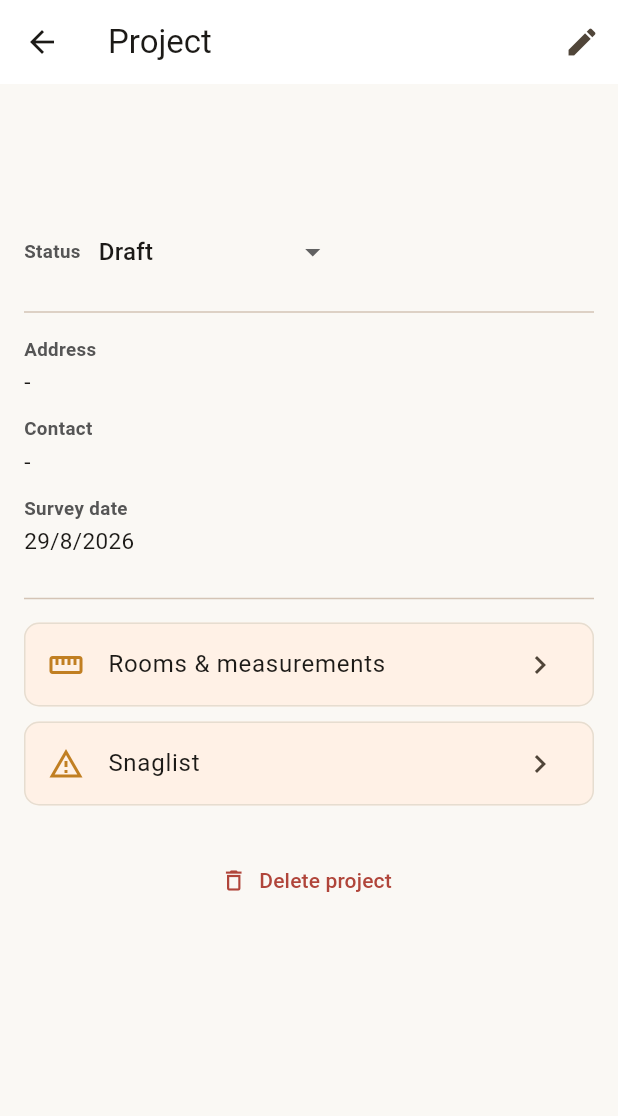
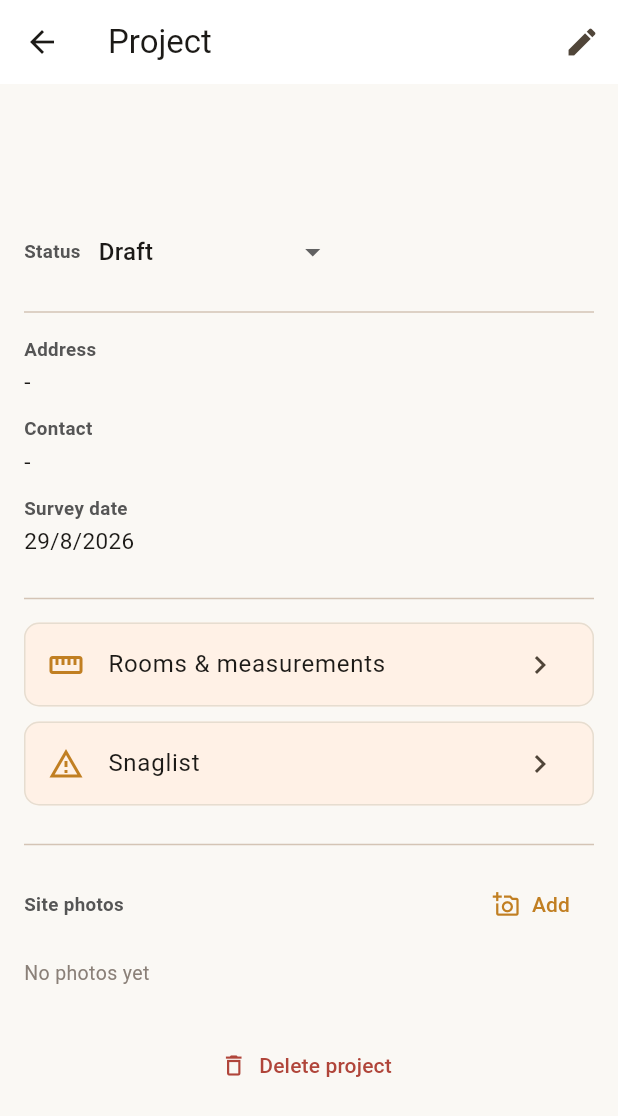
Before and after one commit to dublinproptech/floor-measure-mvp-1, a Flutter app: the ProjectDetailScreen screen opened directly with empty values, on a phone screen of 412 x 824 dp. Shown: the top 1116 px of the screen. Run offline on Flutter 3.47's test engine with Material 3 defaults, Android fonts, the phone set to English and light mode, and no system bars; our stand-ins replace cloud_firestore, equatable, firebase_auth, firebase_core, flutter_riverpod, go_router and 1 more; accounts and stored records are empty.

Commit message:
Photo capture stored in Firestore
- AttachmentModel holds compressed base64 JPEG in its own document
- FirestoreAttachmentRepository with size guard under the 1MB doc limit
- AttachmentController compresses via image_picker before upload
- Reusable AttachmentsSection (project/room/snag scoped), memory-decoded thumbnails
- Site photos section on project detail

```diff
--- /dev/null
+++ b/lib/features/files/data/attachment_model.dart
@@ -0,0 +1,47 @@
+import 'package:cloud_firestore/cloud_firestore.dart';
+import 'package:equatable/equatable.dart';
+
+enum AttachmentType { roomPhoto, snagPhotoBefore, snagPhotoAfter, siteDoc }
+
+AttachmentType attachmentTypeFromString(String v) =>
+    AttachmentType.values.firstWhere(
+        (e) => e.name.toLowerCase() == v.toLowerCase(),
+        orElse: () => AttachmentType.siteDoc,
+    );
+
+class AttachmentModel {
+  final String id;
+  final String projectId;
+  final String? roomId;
+  final String? snagId;
+  final AttachmentType type;
+  final String imageBase64;
+  final DateTime createdAt;
+
+  const AttachmentModel({
+    required this.id,
+    required this.projectId,
+    required this.roomId,
+    required this.snagId,
+    required this.type,
+    required this.imageBase64,
+    required this.createdAt
+  });
+
+  factory AttachmentModel.fromMap(String id, Map<String, dynamic> map) =>
+      AttachmentModel(id: id, projectId: map['projectId'] ?? '', roomId: map['roomId'], snagId: map['snagId'], type: attachmentTypeFromString(map['type'] ?? 'siteDoc'), imageBase64: map['imageBase64'] ?? '', createdAt: (map['createdAt'] as Timestamp?)?.toDate() ?? DateTime.now());
+
+  Map<String, dynamic> toMap() => {
+    'projectId': projectId,
+    if (roomId != null) 'roomId': roomId,
+    if (snagId != null) 'snagId': snagId,
+    'type': type.name,
+    'imageBase64': imageBase64,
+    'createdAt': Timestamp.fromDate(createdAt),
+  };
+
+  @override
+  List<Object?> get props =>
+      [id, projectId, roomId, snagId, type, imageBase64, createdAt];
+
+}
--- /dev/null
+++ b/lib/features/files/presentation/attachments_section.dart
@@ -0,0 +1,199 @@
+import 'package:flutter/material.dart';
+import 'package:flutter_riverpod/flutter_riverpod.dart';
+import 'package:image_picker/image_picker.dart';
+
+import '../../../core/theme.dart';
+import '../data/attachment_model.dart';
+import '../application/attachment_controllers.dart';
+
+import 'dart:convert';
+
+class AttachmentsSection extends ConsumerWidget {
+  final String projectId;
+  final String? roomId;
+  final String? snagId;
+  final AttachmentType type;
+  final String title;
+
+  const AttachmentsSection({
+    super.key,
+    required this.projectId,
+    this.roomId,
+    this.snagId,
+    this.type = AttachmentType.siteDoc,
+    this.title = 'Photos',
+  });
+
+  @override
+  Widget build(BuildContext context, WidgetRef ref) {
+    final async = ref.watch(attachmentsProvider(projectId));
+    final busy = ref.watch(attachmentControllerProvider).isLoading;
+
+    return Column(
+      crossAxisAlignment: CrossAxisAlignment.start,
+      children: [
+        Row(
+          mainAxisAlignment: MainAxisAlignment.spaceBetween,
+          children: [
+            Text(
+              title,
+              style: const TextStyle(
+                fontSize: 12.5,
+                fontWeight: FontWeight.w700,
+                color: AppColors.label,
+              ),
+            ),
+            TextButton.icon(
+              onPressed: busy ? null : () => _pickSource(context, ref),
+              icon: const Icon(Icons.add_a_photo_outlined, size: 18),
+              label: const Text('Add'),
+            ),
+          ],
+        ),
+        if (busy)
+          const Padding(
+            padding: EdgeInsets.symmetric(vertical: 8),
+            child: LinearProgressIndicator(color: AppColors.gold),
+          ),
+        async.when(
+          data: (all) {
+            final items = all.where((a) {
+              if (snagId != null) return a.snagId == snagId;
+              if (roomId != null) return a.roomId == roomId;
+              return a.roomId == null && a.snagId == null; // project-level only
+            }).toList();
+            if (items.isEmpty) {
+              return const Padding(
+                padding: EdgeInsets.symmetric(vertical: 12),
+                child: Text(
+                  'No photos yet',
+                  style: TextStyle(color: AppColors.muted, fontSize: 13),
+                ),
+              );
+            }
+            return GridView.count(
+              crossAxisCount: 3,
+              shrinkWrap: true,
+              physics: const NeverScrollableScrollPhysics(),
+              mainAxisSpacing: 8,
+              crossAxisSpacing: 8,
+              children: [for (final a in items) _thumb(context, ref, a)],
+            );
+          },
+          loading: () => const Padding(
+            padding: EdgeInsets.all(8),
+            child: Center(
+              child: CircularProgressIndicator(color: AppColors.gold),
+            ),
+          ),
+          error: (e, _) => Text(
+            'Error: $e',
+            style: const TextStyle(color: AppColors.danger),
+          ),
+        ),
+      ],
+    );
+  }
+
+  Widget _thumb(BuildContext context, WidgetRef ref, AttachmentModel a) =>
+      GestureDetector(
+        onTap: () => _preview(context, ref, a),
+        child: ClipRRect(
+          borderRadius: BorderRadius.circular(8),
+          child: Image.memory(
+            base64Decode(a.imageBase64),
+            fit: BoxFit.cover,
+            gaplessPlayback: true,
+            errorBuilder: (c, e, s) => Container(
+              color: AppColors.paper,
+              child: const Icon(Icons.broken_image, color: AppColors.muted),
+            ),
+          ),
+        ),
+      );
+
+  Future<void> _pickSource(BuildContext context, WidgetRef ref) async {
+    final source = await showModalBottomSheet<ImageSource>(
+      context: context,
+      builder: (ctx) => SafeArea(
+        child: Column(
+          mainAxisSize: MainAxisSize.min,
+          children: [
+            ListTile(
+              leading: const Icon(Icons.camera_alt_outlined),
+              title: const Text('Take photo'),
+              onTap: () => Navigator.pop(ctx, ImageSource.camera),
+            ),
+            ListTile(
+              leading: const Icon(Icons.photo_library_outlined),
+              title: const Text('Choose from gallery'),
+              onTap: () => Navigator.pop(ctx, ImageSource.gallery),
+            ),
+          ],
+        ),
+      ),
+    );
+    if (source == null) return;
+    final ok = await ref
+        .read(attachmentControllerProvider.notifier)
+        .addPhoto(
+          projectId: projectId,
+          roomId: roomId,
+          snagId: snagId,
+          type: type,
+          source: source,
+        );
+    if (!ok &&
+        context.mounted &&
+        ref.read(attachmentControllerProvider).hasError) {
+      ScaffoldMessenger.of(context).showSnackBar(
+        const SnackBar(content: Text('Upload failed. Try again.')),
+      );
+    }
+  }
+
+  Future<void> _preview(
+    BuildContext context,
+    WidgetRef ref,
+    AttachmentModel a,
+  ) async {
+    await showDialog<void>(
+      context: context,
+      builder: (ctx) => Dialog(
+        child: Column(
+          mainAxisSize: MainAxisSize.min,
+          children: [
+            Flexible(
+              child: InteractiveViewer(
+                child: Image.memory(base64Decode(a.imageBase64)),
+              ),
+            ),
+            Row(
+              mainAxisAlignment: MainAxisAlignment.end,
+              children: [
+                TextButton.icon(
+                  onPressed: () {
+                    Navigator.pop(ctx);
+                    ref.read(attachmentControllerProvider.notifier).remove(a);
+                  },
+                  icon: const Icon(
+                    Icons.delete_outline,
+                    color: AppColors.danger,
+                  ),
+                  label: const Text(
+                    'Delete',
+                    style: TextStyle(color: AppColors.danger),
+                  ),
+                ),
+                TextButton(
+                  onPressed: () => Navigator.pop(ctx),
+                  child: const Text('Close'),
+                ),
+              ],
+            ),
+          ],
+        ),
+      ),
+    );
+  }
+}
--- a/lib/features/projects/presentation/project_detail_screen.dart
+++ b/lib/features/projects/presentation/project_detail_screen.dart
@@ -4,6 +4,8 @@ import 'package:go_router/go_router.dart';
 import '../../../core/theme.dart';
 import '../data/project_model.dart';
 import '../application/project_controllers.dart';
+import '../../files/presentation/attachments_section.dart';
+import '../../files/data/attachment_model.dart';
 
 class ProjectDetailScreen extends ConsumerWidget {
   final String projectId;
@@ -66,6 +68,12 @@ class ProjectDetailScreen extends ConsumerWidget {
               const Divider(height: 32),
               _navCard(context, Icons.straighten, 'Rooms & measurements', onTap: () => context.push('/projects/$projectId/rooms')),
               _navCard(context, Icons.report_problem_outlined, 'Snaglist', onTap: () => context.push('/projects/$projectId/snags')),
+              const Divider(height: 32),
+              AttachmentsSection(
+                projectId: projectId,
+                type: AttachmentType.siteDoc,
+                title: 'Site photos',
+              ),
               const SizedBox(height: 16),
               TextButton.icon(
                 onPressed: () => _confirmDelete(context, ref),
--- a/pubspec.yaml
+++ b/pubspec.yaml
@@ -40,6 +40,7 @@ dependencies:
   firebase_auth: ^6.5.7
   equatable: ^2.1.0
   cloud_firestore: ^6.9.0
+  image_picker: ^1.2.3
 
 dev_dependencies:
   flutter_test:
```
Also changed, not shown: lib/features/files/application/attachment_controllers.dart (added, +61 -0 lines), lib/features/files/data/attachment_repository.dart (added, +68 -0 lines), pubspec.lock, 6 other files.
